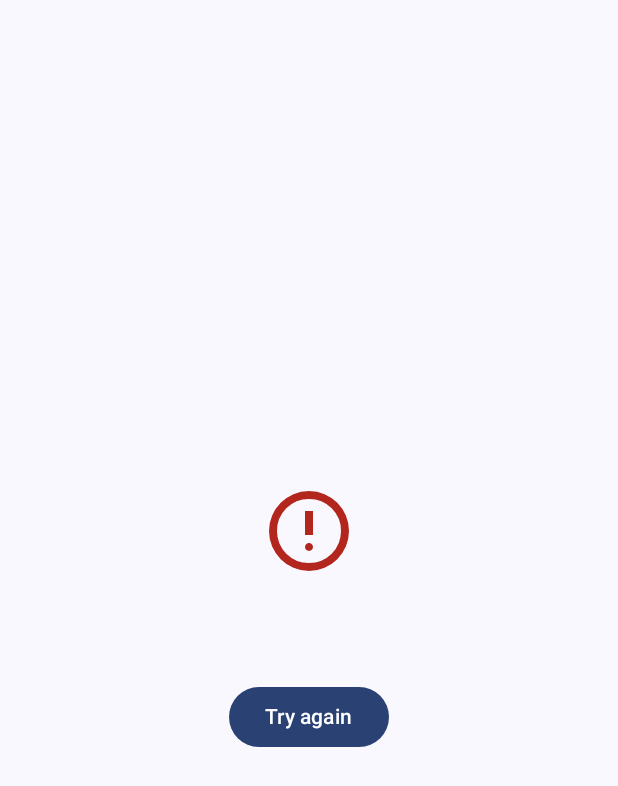
After one commit to speakerglow/SampleWeatherApp, an Android app built with Jetpack Compose: the composable ErrorScreen called with empty values, on a phone screen of 412 x 824 dp. The commit adds this screen. Shown: the top 786 px of the screen. Run offline under Robolectric (Android 15) with nearby library versions, the phone set to English and light mode, and no system bars; network calls fail.

```diff
--- a/app/build.gradle.kts
+++ b/app/build.gradle.kts
@@ -48,6 +48,7 @@ dependencies {
     implementation(libs.androidx.compose.navigation)
     implementation(libs.retrofit)
     implementation(libs.gson)
+    implementation(libs.coil.compose)
 
     implementation(platform(libs.koin.bom))
     implementation(libs.koin.core)
--- a/app/src/main/java/com/example/sampleweatherapp/presentation/navigation/Destination.kt
+++ b/app/src/main/java/com/example/sampleweatherapp/presentation/navigation/Destination.kt
@@ -9,7 +9,7 @@ sealed class Destination(val route: String) {
 
     companion object {
 
-        private const val DAY_DETAILS_FORECAST_DESTINATION = "day_details_destination"
+        private const val DAY_DETAILS_FORECAST_DESTINATION = "day_details_destination/{position}"
         private const val FORECAST_DESTINATION = "forecast_destination"
 
     }
--- a/app/src/main/java/com/example/sampleweatherapp/presentation/ui/AppBar.kt
+++ b/app/src/main/java/com/example/sampleweatherapp/presentation/ui/AppBar.kt
@@ -1,5 +1,6 @@
 package com.example.sampleweatherapp.presentation.ui
 
+import androidx.compose.foundation.layout.Box
 import androidx.compose.foundation.layout.Row
 import androidx.compose.foundation.layout.fillMaxWidth
 import androidx.compose.foundation.layout.size
@@ -21,7 +22,7 @@ import com.example.sampleweatherapp.presentation.theme.SampleWeatherAppTheme
 @Composable
 fun AppBar(modifier: Modifier = Modifier, title: String, onBack: () -> Unit) {
 
-    Row(modifier = modifier.fillMaxWidth()) {
+    Box(modifier = modifier.fillMaxWidth()) {
         IconButton(onClick = onBack) {
             Icon(
                 Icons.Default.ArrowBack,
@@ -33,7 +34,7 @@ fun AppBar(modifier: Modifier = Modifier, title: String, onBack: () -> Unit) {
         Text(
             text = title,
             modifier = Modifier
-                .align(Alignment.CenterVertically)
+                .align(Alignment.Center)
                 .fillMaxWidth(),
             textAlign = TextAlign.Center,
             fontSize = 24.sp
--- /dev/null
+++ b/app/src/main/java/com/example/sampleweatherapp/presentation/ui/ErrorScreen.kt
@@ -0,0 +1,62 @@
+package com.example.sampleweatherapp.presentation.ui
+
+import androidx.compose.foundation.Image
+import androidx.compose.foundation.background
+import androidx.compose.foundation.layout.Arrangement
+import androidx.compose.foundation.layout.Box
+import androidx.compose.foundation.layout.Column
+import androidx.compose.foundation.layout.fillMaxSize
+import androidx.compose.foundation.layout.size
+import androidx.compose.material.icons.Icons
+import androidx.compose.material3.Button
+import androidx.compose.material3.Icon
+import androidx.compose.material3.MaterialTheme
+import androidx.compose.material3.Text
+import androidx.compose.runtime.Composable
+import androidx.compose.ui.Alignment
+import androidx.compose.ui.Modifier
+import androidx.compose.ui.res.painterResource
+import androidx.compose.ui.res.stringResource
+import androidx.compose.ui.text.style.TextAlign
+import androidx.compose.ui.unit.dp
+import com.example.sampleweatherapp.R
+
+@Composable
+fun ErrorScreen(
+    modifier: Modifier = Modifier, message: String,
+    onRetry: () -> Unit,
+) {
+
+    Box(
+        modifier = modifier
+            .fillMaxSize()
+            .background(MaterialTheme.colorScheme.background),
+        contentAlignment = Alignment.Center
+    ) {
+        Column(
+            horizontalAlignment = Alignment.CenterHorizontally,
+            verticalArrangement = Arrangement
+                .spacedBy(24.dp)
+        ) {
+            Icon(
+                painter = painterResource(R.drawable.outline_error_24),
+                contentDescription = null,
+                modifier = Modifier.size(64.dp),
+                tint = MaterialTheme.colorScheme.error
+            )
+
+            Text(
+                text = message,
+                style = MaterialTheme.typography.bodyMedium,
+                color = MaterialTheme.colorScheme.onBackground,
+                textAlign = TextAlign.Center
+            )
+
+            Button(
+                onClick = onRetry
+            ) {
+                Text(stringResource(R.string.tryAgain))
+            }
+        }
+    }
+}
--- /dev/null
+++ b/app/src/main/res/drawable/outline_broken_image_24.xml
@@ -0,0 +1,5 @@
+<vector xmlns:android="http://schemas.android.com/apk/res/android" android:height="24dp" android:tint="#000000" android:viewportHeight="960" android:viewportWidth="960" android:width="24dp">
+
+    <path android:fillColor="@android:color/white" android:pathData="M200,840Q167,840 143.5,816.5Q120,793 120,760L120,200Q120,167 143.5,143.5Q167,120 200,120L760,120Q793,120 816.5,143.5Q840,167 840,200L840,760Q840,793 816.5,816.5Q793,840 760,840L200,840ZM240,503L400,343L560,503L720,343L760,383L760,200Q760,200 760,200Q760,200 760,200L200,200Q200,200 200,200Q200,200 200,200L200,463L240,503ZM200,760L760,760Q760,760 760,760Q760,760 760,760L760,496L720,456L560,616L400,456L240,616L200,576L200,760Q200,760 200,760Q200,760 200,760ZM200,760L200,760Q200,760 200,760Q200,760 200,760L200,496L200,576L200,463L200,383L200,200Q200,200 200,200Q200,200 200,200L200,200Q200,200 200,200Q200,200 200,200L200,463L200,463L200,576L200,576L200,760Q200,760 200,760Q200,760 200,760Z"/>
+
+</vector>
--- /dev/null
+++ b/app/src/main/res/drawable/outline_error_24.xml
@@ -0,0 +1,5 @@
+<vector xmlns:android="http://schemas.android.com/apk/res/android" android:height="24dp" android:tint="#000000" android:viewportHeight="960" android:viewportWidth="960" android:width="24dp">
+
+    <path android:fillColor="@android:color/white" android:pathData="M480,680Q497,680 508.5,668.5Q520,657 520,640Q520,623 508.5,611.5Q497,600 480,600Q463,600 451.5,611.5Q440,623 440,640Q440,657 451.5,668.5Q463,680 480,680ZM440,520L520,520L520,280L440,280L440,520ZM480,880Q397,880 324,848.5Q251,817 197,763Q143,709 111.5,636Q80,563 80,480Q80,397 111.5,324Q143,251 197,197Q251,143 324,111.5Q397,80 480,80Q563,80 636,111.5Q709,143 763,197Q817,251 848.5,324Q880,397 880,480Q880,563 848.5,636Q817,709 763,763Q709,817 636,848.5Q563,880 480,880ZM480,800Q614,800 707,707Q800,614 800,480Q800,346 707,253Q614,160 480,160Q346,160 253,253Q160,346 160,480Q160,614 253,707Q346,800 480,800ZM480,480Q480,480 480,480Q480,480 480,480Q480,480 480,480Q480,480 480,480Q480,480 480,480Q480,480 480,480Q480,480 480,480Q480,480 480,480Z"/>
+
+</vector>
--- a/gradle/libs.versions.toml
+++ b/gradle/libs.versions.toml
@@ -36,6 +36,8 @@ koin-bom = { group = "io.insert-koin", name = "koin-bom", version.ref = "koinBom
 koin-core = { group = "io.insert-koin", name = "koin-core" }
 koin-android = { group = "io.insert-koin", name = "koin-android" }
 koin-androidx-compose = { group = "io.insert-koin", name = "koin-androidx-compose" }
+coil-compose = { group = "io.coil-kt", name = "coil-compose", version.ref = "coilCompose"}
+
 
 [plugins]
 android-application = { id = "com.android.application", version.ref = "agp" }
```
Also changed, not shown: app/src/main/java/com/example/sampleweatherapp/presentation/navigation/NavGraph.kt (+9 -5 lines), app/src/main/java/com/example/sampleweatherapp/presentation/ui/DetailsScreen.kt (+13 -9 lines), app/src/main/java/com/example/sampleweatherapp/presentation/ui/ForecastItem.kt (+58 -15 lines), app/src/main/java/com/example/sampleweatherapp/presentation/ui/ForecastScreen.kt (+45 -2 lines), app/src/main/java/com/example/sampleweatherapp/presentation/ui/LoadingScreen.kt (added, +34 -0 lines), app/src/main/java/com/example/sampleweatherapp/presentation/ui/MainScreen.kt (+5 -3 lines), app/src/main/res/values/strings.xml (+11 -0 lines).
